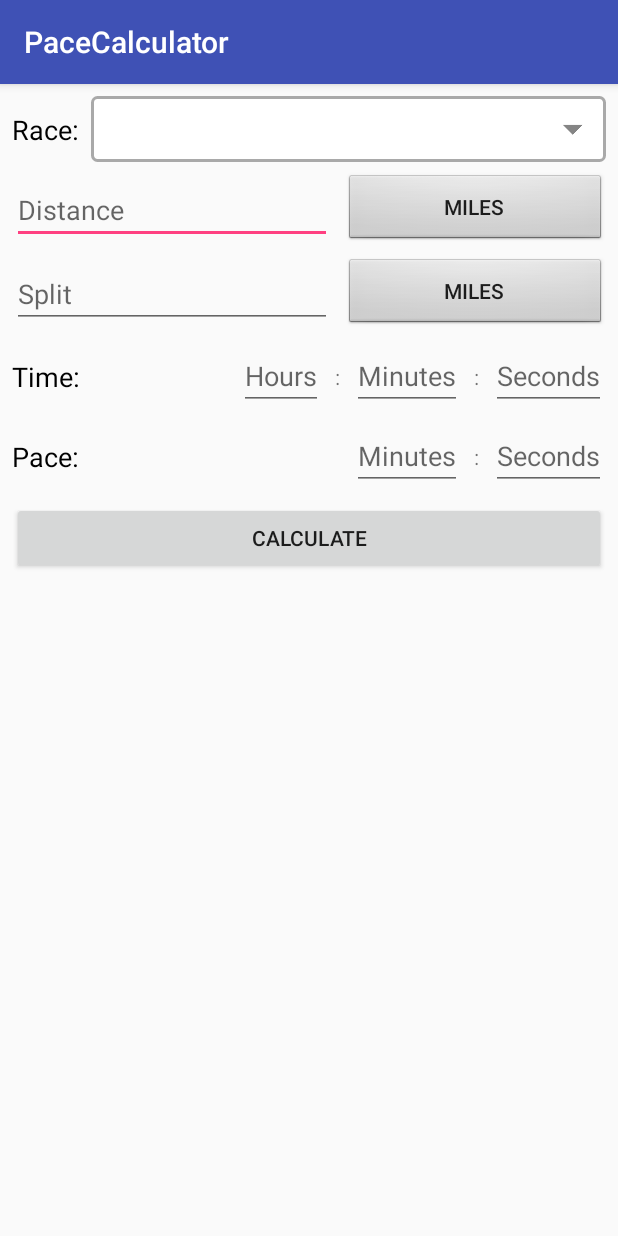
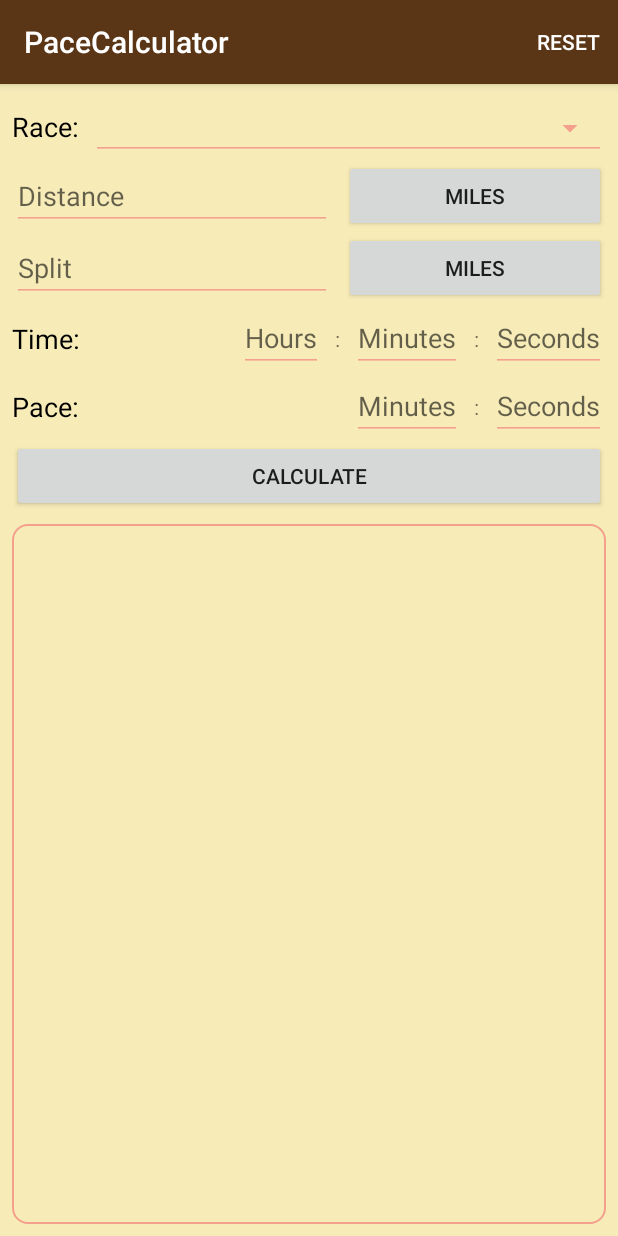
Before and after one commit to cooperbaird/pace-calculator-android, an Android app: the screen it shows after launch (MainActivity), after a tap on "CALCULATE", on a phone screen of 412 x 824 dp. Run offline under Robolectric (Android 15) with nearby library versions, the phone set to English and light mode, and no system bars.

Commit message:
Vertical layout complete and full functionality implemented

```diff
--- a/app/src/main/AndroidManifest.xml
+++ b/app/src/main/AndroidManifest.xml
@@ -8,11 +8,10 @@
         android:label="@string/app_name"
         android:roundIcon="@mipmap/ic_launcher_round"
         android:supportsRtl="true"
-        android:theme="@style/AppTheme">
+        android:theme="@style/Theme.AppCompat.Light.NoActionBar">
         <activity android:name=".MainActivity">
             <intent-filter>
                 <action android:name="android.intent.action.MAIN" />
-
                 <category android:name="android.intent.category.LAUNCHER" />
             </intent-filter>
         </activity>
--- a/app/src/main/java/com/cooperbaird/pacecalculator/MainActivity.java
+++ b/app/src/main/java/com/cooperbaird/pacecalculator/MainActivity.java
@@ -1,14 +1,20 @@
 package com.cooperbaird.pacecalculator;
 
+import android.content.Context;
 import android.support.annotation.NonNull;
 import android.support.v7.app.AppCompatActivity;
 import android.os.Bundle;
 import android.support.v7.widget.DividerItemDecoration;
 import android.support.v7.widget.LinearLayoutManager;
 import android.support.v7.widget.RecyclerView;
+import android.support.v7.widget.Toolbar;
 import android.view.LayoutInflater;
+import android.view.Menu;
+import android.view.MenuInflater;
+import android.view.MenuItem;
 import android.view.View;
 import android.view.ViewGroup;
+import android.view.inputmethod.InputMethodManager;
 import android.widget.AdapterView;
 import android.widget.Button;
 import android.widget.EditText;
@@ -21,10 +27,11 @@ import java.util.ArrayList;
 import java.util.List;
 
 public class MainActivity extends AppCompatActivity {
-    private EditText distanceText, splitText;
-    private EditText timeHours, timeMinutes, timeSeconds;
-    private EditText paceMinutes, paceSeconds;
-    private ToggleButton distanceToggle, splitToggle;
+    private EditText mDistanceText, mSplitText;
+    private EditText mTimeHours, mTimeMinutes, mTimeSeconds;
+    private EditText mPaceMinutes, mPaceSeconds;
+    private ToggleButton mDistanceToggle, mSplitToggle;
+    private Spinner spinner;
     private RecyclerView mSplitRecyclerView;
     private SplitAdapter mAdapter;
     private List<Split> mSplitList = new ArrayList<>();
@@ -34,59 +41,64 @@ public class MainActivity extends AppCompatActivity {
         super.onCreate(savedInstanceState);
         setContentView(R.layout.activity_main);
 
-        distanceText = findViewById(R.id.distance);
-        splitText = findViewById(R.id.split);
-        timeHours = findViewById(R.id.time_hours);
-        timeMinutes = findViewById(R.id.time_minutes);
-        timeSeconds = findViewById(R.id.time_seconds);
-        paceMinutes = findViewById(R.id.pace_minutes);
-        paceSeconds = findViewById(R.id.pace_seconds);
+        Toolbar myToolbar = findViewById(R.id.my_toolbar);
+        setSupportActionBar(myToolbar);
 
-        distanceToggle = findViewById(R.id.distance_toggle);
-        splitToggle = findViewById(R.id.split_toggle);
+        mDistanceText = findViewById(R.id.distance);
+        mSplitText = findViewById(R.id.split);
+        mTimeHours = findViewById(R.id.time_hours);
+        mTimeMinutes = findViewById(R.id.time_minutes);
+        mTimeSeconds = findViewById(R.id.time_seconds);
+        mPaceMinutes = findViewById(R.id.pace_minutes);
+        mPaceSeconds = findViewById(R.id.pace_seconds);
+
+        mDistanceToggle = findViewById(R.id.distance_toggle);
+        mSplitToggle = findViewById(R.id.split_toggle);
 
         mSplitRecyclerView = findViewById(R.id.split_view);
         LinearLayoutManager layoutManager = new LinearLayoutManager(this);
         mSplitRecyclerView.setLayoutManager(layoutManager);
 
-        DividerItemDecoration dividerItemDecoration = new DividerItemDecoration(mSplitRecyclerView.getContext(), layoutManager.getOrientation());
+        DividerItemDecoration dividerItemDecoration = new DividerItemDecoration(mSplitRecyclerView.getContext(),
+                layoutManager.getOrientation());
+        dividerItemDecoration.setDrawable(getResources().getDrawable(R.drawable.divider));
         mSplitRecyclerView.addItemDecoration(dividerItemDecoration);
 
         updateUI();
 
-        final Spinner spinner = findViewById(R.id.spinner);
+        spinner = findViewById(R.id.spinner);
         spinner.setOnItemSelectedListener(new AdapterView.OnItemSelectedListener() {
             @Override
             public void onItemSelected(AdapterView<?> adapterView, View view, int i, long l) {
                 String selection = spinner.getSelectedItem().toString();
                 switch(selection) {
                     case "3K":
-                        distanceText.setText("3");
-                        distanceToggle.setChecked(false);
+                        mDistanceText.setText("3");
+                        mDistanceToggle.setChecked(false);
                         break;
                     case "5K":
-                        distanceText.setText("5");
-                        distanceToggle.setChecked(false);
+                        mDistanceText.setText("5");
+                        mDistanceToggle.setChecked(false);
                         break;
                     case "8K":
-                        distanceText.setText("8");
-                        distanceToggle.setChecked(false);
+                        mDistanceText.setText("8");
+                        mDistanceToggle.setChecked(false);
                         break;
                     case "10K":
-                        distanceText.setText("10");
-                        distanceToggle.setChecked(false);
+                        mDistanceText.setText("10");
+                        mDistanceToggle.setChecked(false);
                         break;
                     case "Half Marathon":
-                        distanceText.setText("13.109375");
-                        distanceToggle.setChecked(true);
+                        mDistanceText.setText("13.109375");
+                        mDistanceToggle.setChecked(true);
                         break;
                     case "Marathon":
-                        distanceText.setText("26.21875");
-                        distanceToggle.setChecked(true);
+                        mDistanceText.setText("26.21875");
+                        mDistanceToggle.setChecked(true);
                         break;
                     default:
-                        distanceText.setText(null);
-                        distanceToggle.setChecked(true);
+                        mDistanceText.setText(null);
+                        mDistanceToggle.setChecked(true);
                         break;
                 }
             }
@@ -109,22 +121,62 @@ public class MainActivity extends AppCompatActivity {
         });
     }
 
+    @Override
+    public boolean onCreateOptionsMenu(Menu menu) {
+        MenuInflater inflater = getMenuInflater();
+        inflater.inflate(R.menu.activity_main, menu);
+        return true;
+    }
+
+    @Override
+    public boolean onOptionsItemSelected(MenuItem item) {
+        switch(item.getItemId()) {
+            case R.id.reset:
+                reset();
+                return true;
+            default:
+                return super.onOptionsItemSelected(item);
+        }
+    }
+
+    private void reset() {
+        mDistanceText.setText("");
+        mSplitText.setText("");
+        mTimeHours.setText("");
+        mTimeMinutes.setText("");
+        mTimeSeconds.setText("");
+        mPaceMinutes.setText("");
+        mPaceSeconds.setText("");
+        spinner.setSelection(0);
+        mDistanceToggle.setChecked(true);
+        mSplitToggle.setChecked(true);
+        mSplitList.clear();
+        updateUI();
+    }
+
     private void calculate() {
+        // shift focus to main activity and hide keyboard
+        InputMethodManager inputManager = (InputMethodManager) getSystemService(Context.INPUT_METHOD_SERVICE);
+        inputManager.hideSoftInputFromWindow((null == getCurrentFocus()) ? null : getCurrentFocus().getWindowToken(),
+                InputMethodManager.HIDE_NOT_ALWAYS);
+        findViewById(R.id.mainLayout).requestFocus();
+
         mSplitList.clear();
-        String d = distanceText.getText().toString().trim();
-        String tH = timeHours.getText().toString().trim();
-        String tM = timeMinutes.getText().toString().trim();
-        String tS = timeSeconds.getText().toString().trim();
-        String pM = paceMinutes.getText().toString().trim();
-        String pS = paceSeconds.getText().toString().trim();
-        String split = splitText.getText().toString().trim();
+
+        String d = mDistanceText.getText().toString();
+        String tH = mTimeHours.getText().toString();
+        String tM = mTimeMinutes.getText().toString();
+        String tS = mTimeSeconds.getText().toString();
+        String pM = mPaceMinutes.getText().toString();
+        String pS = mPaceSeconds.getText().toString();
+        String split = mSplitText.getText().toString();
 
         char units = 'm';
-        if(!distanceToggle.isChecked())
+        if(!mDistanceToggle.isChecked())
             units = 'k';
 
         char sUnits = 'm';
-        if(!splitToggle.isChecked())
+        if(!mSplitToggle.isChecked())
             sUnits = 'k';
 
         if(!d.equals("") && (!tH.equals("") || !tM.equals("") || !tS.equals(""))) {
@@ -137,7 +189,8 @@ public class MainActivity extends AppCompatActivity {
         }
 
         if(!split.equals("")) {
-            calcSplits(d, tH, tM, tS, split, units, sUnits);
+            calcSplits(mDistanceText.getText().toString(), mTimeHours.getText().toString(),
+                    mTimeMinutes.getText().toString(), mTimeSeconds.getText().toString(), split, units, sUnits);
         }
     }
 
@@ -150,33 +203,33 @@ public class MainActivity extends AppCompatActivity {
 
     private void calcDistance(String tH, String tM, String tS, String pM, String pS, char units) {
         Time time = parseTime(tH, tM, tS);
-        Pace pace = new Pace(Integer.parseInt(pM), Double.parseDouble(pS));
+        Pace pace = parsePace(pM, pS);
         double distance = RunningCalculations.calculateDistance(units, pace, time);
         distance = RunningCalculations.roundToDecimal(distance, 3);
-        distanceText.setText(Double.toString(distance));
+        mDistanceText.setText(Double.toString(distance));
     }
 
     private void calcTime(String d, String pM, String pS, char units) {
-        Pace pace = new Pace(Integer.parseInt(pM), Double.parseDouble(pS));
+        Pace pace = parsePace(pM, pS);
         Time time = RunningCalculations.calculateTime(units, Double.parseDouble(d), pace);
 
-        timeHours.setText(time.getHoursAsString());
+        mTimeHours.setText(time.getHoursAsString());
 
         String strMinutes = time.getMinutesAsString();
         if(time.getMinutes() < 10 && time.getHours() > 0)
             strMinutes = "0" + strMinutes;
-        timeMinutes.setText(strMinutes);
+        mTimeMinutes.setText(strMinutes);
 
         String strSecs = getStringSeconds(time);
-        timeSeconds.setText(strSecs);
+        mTimeSeconds.setText(strSecs);
     }
 
     private void calcPace(String d, String tH, String tM, String tS, char units) {
         Time time = parseTime(tH, tM, tS);
         Pace pace = RunningCalculations.calculatePace(units, Double.parseDouble(d), time);
-        paceMinutes.setText(pace.getMinutesAsString());
+        mPaceMinutes.setText(pace.getMinutesAsString());
         String strSecs = getStringSeconds(pace);
-        paceSeconds.setText(strSecs);
+        mPaceSeconds.setText(strSecs);
     }
 
     private Time parseTime(String hours, String minutes, String seconds) {
@@ -199,6 +252,22 @@ public class MainActivity extends AppCompatActivity {
             sec = Double.parseDouble(seconds);
 
         return new Time(hrs, min, sec);
+    }
+
+    private Pace parsePace(String minutes, String seconds) {
+        int min;
+        if(minutes.equals(""))
+            min = 0;
+        else
+            min = Integer.parseInt(minutes);
+
+        double sec;
+        if(seconds.equals(""))
+            sec = 0;
+        else
+            sec = Double.parseDouble(seconds);
+
+        return new Pace(min, sec);
     }
 
     private String getStringSeconds(AbstractTime t) {
--- /dev/null
+++ b/app/src/main/res/drawable/customborder.xml
@@ -0,0 +1,6 @@
+<?xml version="1.0" encoding="utf-8"?>
+<shape xmlns:android="http://schemas.android.com/apk/res/android" android:shape="rectangle">
+    <corners android:radius="10dp"/>
+    <padding android:left="8dp" android:right="8dp" android:top="8dp" android:bottom="8dp"/>
+    <stroke android:width="1dp" android:color="@color/paperRed"/>
+</shape>
--- /dev/null
+++ b/app/src/main/res/drawable/divider.xml
@@ -0,0 +1,9 @@
+<?xml version="1.0" encoding="utf-8"?>
+<shape
+    xmlns:android="http://schemas.android.com/apk/res/android"
+    android:shape="rectangle">
+    <size
+        android:width="1dp"
+        android:height="1dp"/>
+    <solid android:color="@color/paperBlue"/>
+</shape>
--- a/app/src/main/res/drawable/spinner_background.xml
+++ /dev/null
@@ -1,27 +0,0 @@
-<?xml version="1.0" encoding="utf-8"?>
-<selector xmlns:android="http://schemas.android.com/apk/res/android">
-    <item><layer-list>
-        <item>
-            <shape>
-                <solid
-                    android:color="@color/colorWhite">
-                </solid>
-
-                <corners android:radius="3dp" />
-
-                <padding
-                    android:bottom="6dp"
-                    android:left="6dp"
-                    android:right="6dp"
-                    android:top="6dp" />
-                <stroke
-                    android:width="2dp"
-                    android:color="@color/colorDarkGrey"/>
-            </shape>
-        </item>
-        <item >
-            <bitmap android:gravity="bottom|right"
-                android:src="@drawable/ic_arrow_drop_down_black_24dp" />
-        </item>
-    </layer-list></item>
-</selector>
--- a/app/src/main/res/layout/activity_main.xml
+++ b/app/src/main/res/layout/activity_main.xml
@@ -3,10 +3,23 @@
     xmlns:android="http://schemas.android.com/apk/res/android"
     xmlns:app="http://schemas.android.com/apk/res-auto"
     xmlns:tools="http://schemas.android.com/tools"
+    android:id="@+id/mainLayout"
+    android:descendantFocusability="beforeDescendants"
+    android:focusableInTouchMode="true"
     android:orientation="vertical"
+    android:background="@color/paperYellow"
     android:layout_width="match_parent"
     android:layout_height="match_parent"
     tools:context=".MainActivity">
+
+    <android.support.v7.widget.Toolbar
+        android:id="@+id/my_toolbar"
+        android:layout_width="match_parent"
+        android:layout_height="?attr/actionBarSize"
+        android:background="@color/pad"
+        android:elevation="4dp"
+        android:theme="@style/ThemeOverlay.AppCompat.Dark.ActionBar"
+        app:popupTheme="@style/ThemeOverlay.AppCompat.Light"/>
 
     <android.support.constraint.ConstraintLayout
         android:layout_width="match_parent"
@@ -16,7 +29,7 @@
             android:id="@+id/race_tv"
             android:layout_width="wrap_content"
             android:layout_height="wrap_content"
-            android:layout_marginBottom="4dp"
+            android:layout_marginBottom="2dp"
             android:layout_marginStart="8dp"
             android:layout_marginTop="8dp"
             android:text="@string/race"
@@ -28,13 +41,13 @@
 
         <Spinner
             android:id="@+id/spinner"
-            android:background="@drawable/spinner_background"
+            style="@style/Base.Widget.AppCompat.Spinner.Underlined"
             android:layout_width="0dp"
             android:layout_height="wrap_content"
-            android:layout_marginBottom="4dp"
             android:layout_marginEnd="8dp"
             android:layout_marginStart="8dp"
             android:layout_marginTop="8dp"
+            android:backgroundTint="@color/paperRed"
             android:entries="@array/distances"
             android:prompt="@string/distance_prompt"
             app:layout_constraintBottom_toBottomOf="parent"
@@ -52,9 +65,8 @@
             android:id="@+id/distance"
             android:layout_width="wrap_content"
             android:layout_height="wrap_content"
-            android:layout_marginBottom="4dp"
             android:layout_marginStart="8dp"
-            android:layout_marginTop="4dp"
+            android:backgroundTint="@color/paperRed"
             android:ems="10"
             android:hint="@string/distance"
             android:inputType="numberDecimal"
@@ -65,16 +77,14 @@
 
         <ToggleButton
             android:id="@+id/distance_toggle"
-            android:background="@android:drawable/btn_default"
+            style="@style/Widget.AppCompat.Button"
             android:layout_width="0dp"
             android:layout_height="wrap_content"
-            android:layout_marginBottom="4dp"
             android:layout_marginEnd="8dp"
             android:layout_marginStart="8dp"
-            android:layout_marginTop="4dp"
+            android:checked="true"
+            android:textOff="@string/toggle_k"
             android:textOn="@string/toggle_m"
-            android:textOff="@string/toggle_k"
-            android:checked="true"
             app:layout_constraintBottom_toBottomOf="parent"
             app:layout_constraintEnd_toEndOf="parent"
             app:layout_constraintStart_toEndOf="@+id/distance"
@@ -90,9 +100,8 @@
             android:id="@+id/split"
             android:layout_width="wrap_content"
             android:layout_height="wrap_content"
-            android:layout_marginBottom="4dp"
             android:layout_marginStart="8dp"
-            android:layout_marginTop="4dp"
+            android:backgroundTint="@color/paperRed"
             android:ems="10"
             android:hint="@string/split"
             android:inputType="numberDecimal"
@@ -103,20 +112,19 @@
 
         <ToggleButton
             android:id="@+id/split_toggle"
-            android:background="@android:drawable/btn_default"
-            android:textOn="@string/toggle_m"
-            android:textOff="@string/toggle_k"
-            android:checked="true"
+            style="@style/Widget.AppCompat.Button"
             android:layout_width="0dp"
             android:layout_height="wrap_content"
-            android:layout_marginBottom="4dp"
             android:layout_marginEnd="8dp"
             android:layout_marginStart="8dp"
-            android:layout_marginTop="4dp"
+            android:checked="true"
+            android:textOff="@string/toggle_k"
+            android:textOn="@string/toggle_m"
             app:layout_constraintBottom_toBottomOf="parent"
             app:layout_constraintEnd_toEndOf="parent"
             app:layout_constraintStart_toEndOf="@+id/split"
-            app:layout_constraintTop_toTopOf="parent" />
+            app:layout_constraintTop_toTopOf="parent"
+            app:layout_constraintVertical_bias="0.6" />
 
     </android.support.constraint.ConstraintLayout>
 
@@ -128,9 +136,7 @@
             android:id="@+id/time_tv"
             android:layout_width="wrap_content"
             android:layout_height="wrap_content"
-            android:layout_marginBottom="4dp"
             android:layout_marginStart="8dp"
-            android:layout_marginTop="4dp"
             android:text="@string/time"
             android:textColor="@android:color/black"
             android:textSize="18sp"
@@ -142,9 +148,8 @@
             android:id="@+id/time_hours"
             android:layout_width="0dp"
             android:layout_height="wrap_content"
-            android:layout_marginBottom="4dp"
             android:layout_marginEnd="8dp"
-            android:layout_marginTop="4dp"
+            android:backgroundTint="@color/paperRed"
             android:hint="@string/hours"
             android:inputType="number"
             app:layout_constraintBottom_toBottomOf="parent"
@@ -156,9 +161,8 @@
             android:id="@+id/time_minutes"
             android:layout_width="0dp"
             android:layout_height="wrap_content"
-            android:layout_marginBottom="4dp"
             android:layout_marginEnd="8dp"
-            android:layout_marginTop="4dp"
+            android:backgroundTint="@color/paperRed"
             android:hint="@string/minutes"
             android:inputType="number"
             app:layout_constraintBottom_toBottomOf="parent"
@@ -170,9 +174,8 @@
             android:id="@+id/time_seconds"
             android:layout_width="0dp"
             android:layout_height="wrap_content"
-            android:layout_marginBottom="4dp"
             android:layout_marginEnd="8dp"
-            android:layout_marginTop="4dp"
+            android:backgroundTint="@color/paperRed"
             android:hint="@string/seconds"
             android:inputType="number"
             app:layout_constraintBottom_toBottomOf="parent"
@@ -183,9 +186,7 @@
             android:id="@+id/textView"
             android:layout_width="0dp"
             android:layout_height="wrap_content"
-            android:layout_marginBottom="8dp"
             android:layout_marginEnd="8dp"
-            android:layout_marginTop="8dp"
             android:text=":"
             app:layout_constraintBottom_toBottomOf="parent"
             app:layout_constraintEnd_toStartOf="@+id/time_minutes"
@@ -195,9 +196,7 @@
             android:id="@+id/textView2"
             android:layout_width="0dp"
             android:layout_height="wrap_content"
-            android:layout_marginBottom="8dp"
             android:layout_marginEnd="8dp"
-            android:layout_marginTop="8dp"
             android:text=":"
             app:layout_constraintBottom_toBottomOf="parent"
             app:layout_constraintEnd_toStartOf="@+id/time_seconds"
@@ -213,9 +212,7 @@
             android:id="@+id/pace_tv"
             android:layout_width="wrap_content"
             android:layout_height="wrap_content"
-            android:layout_marginBottom="4dp"
             android:layout_marginStart="8dp"
-            android:layout_marginTop="4dp"
             android:text="@string/pace"
             android:textColor="@android:color/black"
             android:textSize="18sp"
@@ -227,9 +224,8 @@
             android:id="@+id/pace_minutes"
             android:layout_width="0dp"
             android:layout_height="wrap_content"
-            android:layout_marginBottom="4dp"
             android:layout_marginEnd="8dp"
-            android:layout_marginTop="4dp"
+            android:backgroundTint="@color/paperRed"
             android:hint="@string/minutes"
             android:inputType="number"
             app:layout_constraintBottom_toBottomOf="parent"
@@ -241,9 +237,8 @@
             android:id="@+id/pace_seconds"
             android:layout_width="0dp"
             android:layout_height="wrap_content"
-            android:layout_marginBottom="4dp"
             android:layout_marginEnd="8dp"
-            android:layout_marginTop="4dp"
+            android:backgroundTint="@color/paperRed"
             android:hint="@string/seconds"
             android:inputType="number"
             app:layout_constraintBottom_toBottomOf="parent"
@@ -255,9 +250,7 @@
             android:id="@+id/textView3"
             android:layout_width="0dp"
             android:layout_height="wrap_content"
-            android:layout_marginBottom="8dp"
             android:layout_marginEnd="8dp"
-            android:layout_marginTop="8dp"
             android:text=":"
             app:layout_constraintBottom_toBottomOf="parent"
             app:layout_constraintEnd_toStartOf="@+id/pace_seconds"
@@ -273,10 +266,8 @@
             android:id="@+id/calculate"
             android:layout_width="0dp"
             android:layout_height="wrap_content"
-            android:layout_marginBottom="4dp"
             android:layout_marginEnd="8dp"
             android:layout_marginStart="8dp"
-            android:layout_marginTop="4dp"
             android:text="@string/calculate"
             app:layout_constraintBottom_toBottomOf="parent"
             app:layout_constraintEnd_toEndOf="parent"
@@ -287,15 +278,17 @@
 
     <android.support.constraint.ConstraintLayout
         android:layout_width="match_parent"
-        android:layout_height="wrap_content">
+        android:layout_height="match_parent"
+        android:background="@drawable/customborder"
+        android:layout_margin="8dp">
 
         <android.support.v7.widget.RecyclerView
             android:id="@+id/split_view"
             android:layout_width="match_parent"
             android:layout_height="wrap_content"
+            android:scrollbars="vertical"
             android:layout_marginEnd="8dp"
             android:layout_marginStart="8dp"
-            android:layout_marginTop="4dp"
             app:layout_constraintEnd_toEndOf="parent"
             app:layout_constraintStart_toStartOf="parent"
             app:layout_constraintTop_toTopOf="parent" />
--- /dev/null
+++ b/app/src/main/res/menu/activity_main.xml
@@ -0,0 +1,11 @@
+<?xml version="1.0" encoding="utf-8"?>
+<menu
+    xmlns:android="http://schemas.android.com/apk/res/android"
+    xmlns:app="http://schemas.android.com/apk/res-auto">
+
+    <item
+        android:id="@+id/reset"
+        android:title="@string/reset_values"
+        app:showAsAction="ifRoom"/>
+
+</menu>
--- a/app/src/main/res/values/colors.xml
+++ b/app/src/main/res/values/colors.xml
@@ -4,5 +4,11 @@
     <color name="colorPrimaryDark">#303F9F</color>
     <color name="colorAccent">#FF4081</color>
     <color name="colorDarkGrey">#A9A9A9</color>
-    <color name="colorWhite">#FFFFFF</color>
+    <color name="colorWhite">#ffffff</color>
+    <color name="colorBlack">#000000</color>
+    <color name="paperYellow">#f7ecb8</color>
+    <color name="paperBlue">#bee2bb</color>
+    <color name="paperRed">#f59f8d</color>
+    <color name="pad">#5a3616</color>
+    <color name="buttonGrey">#ffd6d7d7</color>
 </resources>
--- a/app/src/main/res/values/strings.xml
+++ b/app/src/main/res/values/strings.xml
@@ -10,7 +10,8 @@
     <string name="split">Split</string>
     <string name="calculate">Calculate</string>
     <string name="toggle_m">Miles</string>
-    <string name="toggle_k">Kilometers</string>
+    <string name="toggle_k">Km</string>
+    <string name="reset_values">Reset</string>
 
     <string name="distance_prompt">Choose a Race</string>
     <string-array name="distances">
```
